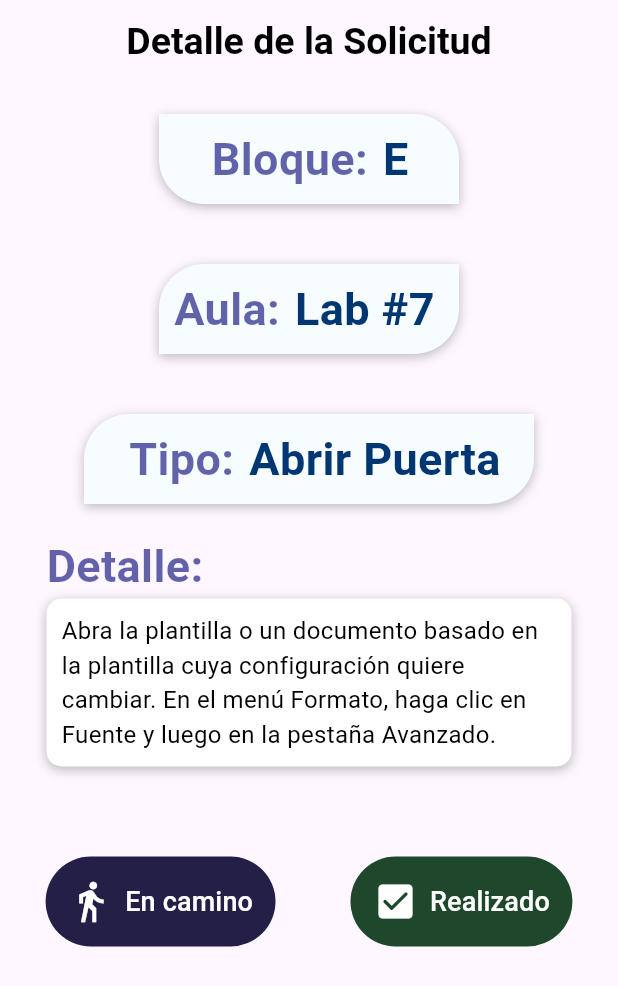
After one commit to Havieru09/Proyecto-Flutter, a Flutter app: the ThirdPage screen opened by its route, after a tap on "En camino", on a phone screen of 412 x 824 dp. The commit adds this screen. Shown: the top 986 px of the screen. Run offline on Flutter 3.47's test engine with Material 2 defaults, Android fonts, the phone set to English and light mode, and no system bars; our stand-ins replace shared_preferences, snippet_coder_utils; accounts and stored records are empty; network calls fail.

Commit message:
App de Soporte (Vista)

```diff
--- a/lib/app.dart
+++ b/lib/app.dart
@@ -6,6 +6,9 @@
 import 'package:proyecto_plataforma/page/docente/open.dart';
 import 'package:proyecto_plataforma/page/docente/soporte.dart';
 import 'package:proyecto_plataforma/page/docente/splashScreen.dart';
+import 'package:proyecto_plataforma/page/soporte/login_page.dart';
+import 'package:proyecto_plataforma/page/soporte/second_page.dart';
+import 'package:proyecto_plataforma/page/soporte/third_page.dart';
 
 class MyApp extends StatelessWidget {
   const MyApp({Key? key}) : super(key: key);
@@ -22,6 +25,9 @@
         "/close": (context) => close(),
         "/soporte": (context) => soporte(),
         "/list": (context) => UserList(),
+        "/s":(context) => LoginPage(),
+        "/second":(context) => const SecondPage(),
+        "/third":(context) => ThirdPage(),
       },
       debugShowCheckedModeBanner: false,
       theme: ThemeData(
--- /dev/null
+++ b/lib/page/soporte/third_page.dart
@@ -0,0 +1,268 @@
+//import 'package:flutter/cupertino.dart';
+import 'package:flutter/material.dart';
+
+class ThirdPage extends StatelessWidget {
+  //const ThirdPage({Key? key}) : super(key: key);
+
+  @override
+  Widget build(BuildContext context) {
+    return Scaffold(
+      appBar: AppBar(
+        centerTitle: true,
+        title: const Text(
+          "Detalle de la Solicitud",
+          style: TextStyle(
+              color: Colors.black, fontSize: 25, fontWeight: FontWeight.bold),
+        ),
+        automaticallyImplyLeading: false,
+      ),
+      body: _dsoli(context),
+
+    );
+  }
+}
+
+_dsoli(BuildContext context) {
+  Size size = MediaQuery.of(context).size;
+  return Scaffold(
+      body: Container(
+          width: size.height,
+          child: Column(
+            //Column
+            mainAxisAlignment: MainAxisAlignment.start,
+
+            children: <Widget>[
+              const SizedBox(height: 20.0),
+
+
+              SingleChildScrollView(
+                  padding: const EdgeInsets.symmetric(horizontal: 20.0),
+                  child: _datos()),
+              const SizedBox(
+                height: 20.0,
+              ),
+              SingleChildScrollView(
+                  child: _detalle()),
+              const SizedBox(
+                height: 20.0,
+              ),
+              const SizedBox(height: 40.0),
+              _botones(),
+            ],
+          )));
+}
+
+Widget _datos() {
+  return Column(
+    crossAxisAlignment: CrossAxisAlignment.center,
+    children: <Widget>[
+      //const SizedBox(height: 10, width: 10),
+      //padding: const EdgeInsets.only(left: 80),
+      Container(
+
+        alignment: Alignment.centerLeft,
+        decoration: const BoxDecoration(
+            color: Color.fromARGB(255, 247, 252, 255), //EDE8E1
+            borderRadius: BorderRadius.only(
+                topRight: Radius.circular(30),
+                bottomLeft: Radius.circular(30)),
+            boxShadow: [
+              BoxShadow(
+                  color: Color.fromARGB(66, 0, 0, 0), blurRadius: 6, offset: Offset(0, 2))
+            ]),
+        constraints: const BoxConstraints(maxHeight: 60, maxWidth: 200),
+        padding: const EdgeInsets.only(left: 35),
+        child: Row(
+          children: const [
+            Text(
+              "Bloque:",
+              style: TextStyle(
+                color: Color.fromRGBO(0, 2, 114, 0.612),
+                fontSize: 30.0,
+                fontWeight: FontWeight.bold,
+              ),
+            ),
+            SizedBox(width: 10),
+            Text(
+              "E",
+              style: TextStyle(
+                color: Color.fromRGBO(0, 55, 114, 100),
+                fontSize: 30.0,
+                fontWeight: FontWeight.bold,
+              ),
+            ),
+          ],
+        ),
+      ),
+      const SizedBox(height: 40),
+      Container(
+        alignment: Alignment.centerLeft,
+        decoration: const BoxDecoration(
+            color: Color.fromARGB(255, 247, 252, 255),
+            borderRadius: BorderRadius.only(
+                bottomRight: Radius.circular(30),
+                topLeft: Radius.circular(30)),
+            boxShadow: [
+              BoxShadow(
+                  color: Colors.black26, blurRadius: 6, offset: Offset(0, 2))
+            ]),
+        constraints: const BoxConstraints(maxHeight: 60, maxWidth: 200),
+        padding: const EdgeInsets.only(left: 10),
+        child: Row(
+          children: const [
+            Text(
+              "Aula:",
+              style: TextStyle(
+                color: Color.fromRGBO(0, 2, 114, 0.612),
+                fontSize: 30.0,
+                fontWeight: FontWeight.bold,
+              ),
+            ),
+            SizedBox(width: 10),
+            Text(
+              "Lab #7",
+              style: TextStyle(
+                color: Color.fromRGBO(0, 55, 114, 100),
+                fontSize: 30.0,
+                fontWeight: FontWeight.bold,
+              ),
+            ),
+          ],
+        ),
+      ),
+      const SizedBox(height: 40),
+      Container(
+        alignment: Alignment.center,
+        decoration: const BoxDecoration(
+            color: Color(0xffF7FCFF),
+            borderRadius: BorderRadius.only(
+                bottomRight: Radius.circular(30),
+                topLeft: Radius.circular(30)
+                ),
+            boxShadow: [
+              BoxShadow(
+                  color: Colors.black26, blurRadius: 6, offset: Offset(0, 2))
+            ]),
+        constraints: const BoxConstraints(maxHeight: 60, maxWidth: 300),
+        padding: const EdgeInsets.only(left: 30),
+        child: Row(
+          children: const [
+            Text(
+              "Tipo:",
+              textAlign: TextAlign.right,
+              style: TextStyle(
+                color: Color.fromRGBO(0, 2, 114, 0.612),
+                fontSize: 30.0,
+                fontWeight: FontWeight.bold,
+              ),
+            ),
+            SizedBox(width: 10),
+            Text(
+              "Abrir Puerta",
+              style: TextStyle(
+                color: Color.fromRGBO(0, 55, 114, 100),
+                fontSize: 30.0,
+                fontWeight: FontWeight.bold,
+              ),
+            ),
+          ],
+        ),
+      ),
+    ],
+  );
+}
+
+Widget _detalle() {
+  return Column(
+    crossAxisAlignment: CrossAxisAlignment.start,
+    children: <Widget>[
+
+      const Text(
+              "Detalle:",
+              style: TextStyle(
+                color: Color.fromRGBO(0, 2, 114, 0.612),
+                fontSize: 30.0,
+                fontWeight: FontWeight.bold,
+              ),
+            ),
+
+      Container(
+
+
+          decoration: BoxDecoration(
+            color: Colors.white,
+            borderRadius: BorderRadius.circular(10),
+
+            boxShadow: const [
+               BoxShadow(
+                color: Colors.black26,
+                blurRadius: 6,
+                offset: Offset(0,2)
+              )
+            ]
+        ),
+        padding: const EdgeInsets.all(10),
+        constraints: const BoxConstraints(maxHeight: 500, maxWidth: 350),
+        child:     const Text(
+          "Abra la plantilla o un documento basado en la plantilla cuya configuración quiere cambiar. En el menú Formato, haga clic en Fuente y luego en la pestaña Avanzado." ,
+          style: TextStyle(
+              color: Colors.black, fontSize: 16, ),
+        ),
+    ),
+    ],
+
+  );
+}
+
+Widget _botones(){
+  return Padding(
+    padding: const EdgeInsets.symmetric(vertical: 0),
+    child: Wrap(
+      spacing: 50,
+      children: [
+
+
+        FilledButton.icon(onPressed: (){},
+
+        icon: const Icon ( Icons.directions_walk_outlined,
+        size: 30,
+        ),
+
+          label: const Text("En camino",
+          style: TextStyle(
+            fontSize: 18,
+          ),),
+          style: const ButtonStyle(
+
+            backgroundColor: MaterialStatePropertyAll(Color(0xff231F47)),
+            foregroundColor: MaterialStatePropertyAll(Colors.white),
+            padding: MaterialStatePropertyAll(EdgeInsets.all(15)),
+            )
+
+          ),
+
+          FilledButton.icon(onPressed: (){},
+
+        icon: const Icon ( Icons.check_box_rounded,
+        size: 30,
+        ),
+
+          label: const Text("Realizado",
+          style: TextStyle(
+            fontSize: 18,
+          ),),
+          style: const ButtonStyle(
+
+            backgroundColor: MaterialStatePropertyAll(Color.fromARGB(255, 31, 71, 43)),
+            foregroundColor: MaterialStatePropertyAll(Colors.white),
+            padding: MaterialStatePropertyAll(EdgeInsets.all(15)),
+            )
+
+          ),
+
+
+      ],
+
+    ),
+  );
+}
```
Also changed, not shown: lib/page/soporte/login_page.dart (added, +169 -0 lines), lib/page/soporte/second_page.dart (added, +98 -0 lines).
